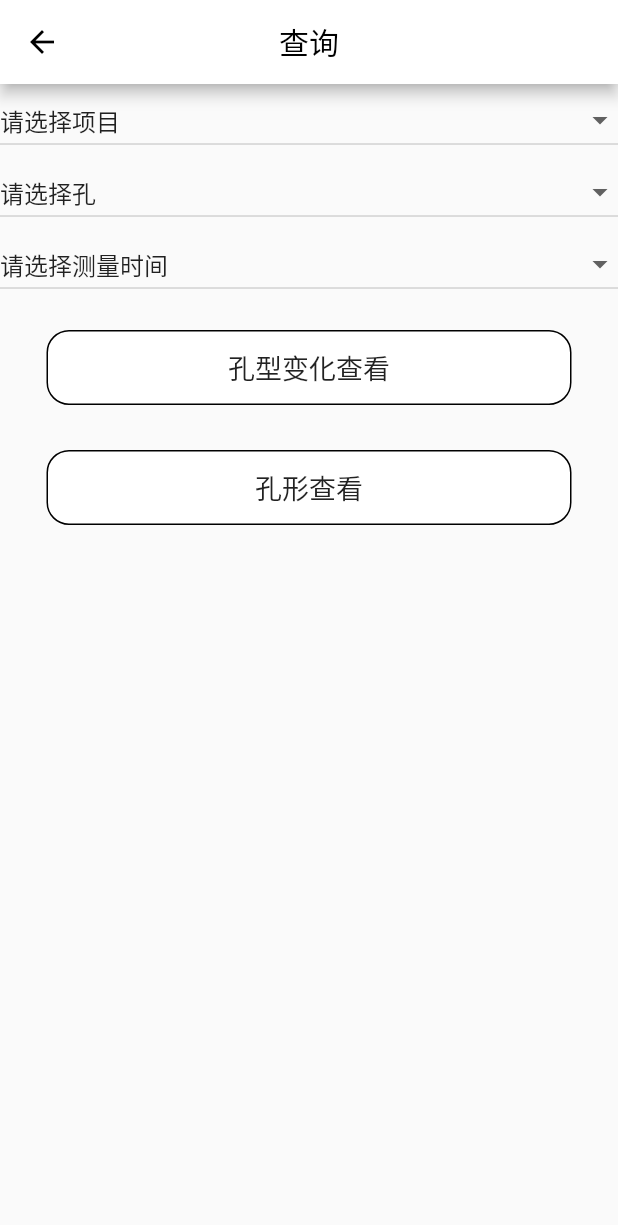
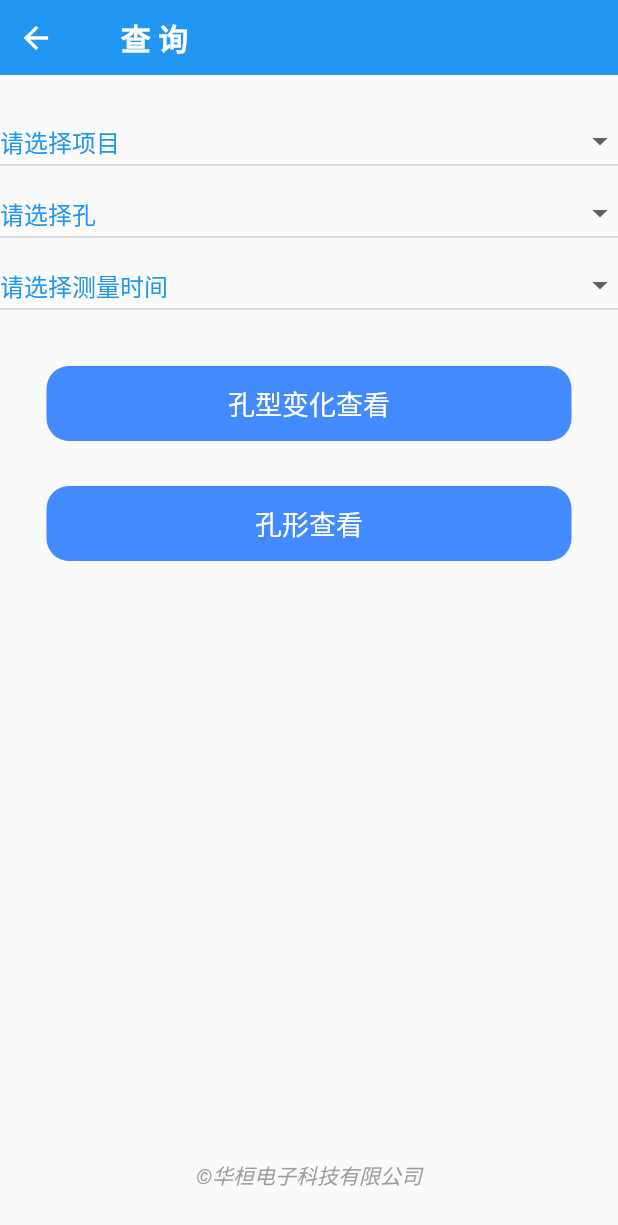
Before and after one commit to troubleskiller/oem_huahuan_1013, a Flutter app: the SearchMainScreen screen opened directly, on a phone screen of 412 x 824 dp. Shown: the top 1225 px of the screen. Run offline on Flutter 3.47's test engine with Material 2 defaults, Android fonts, the phone set to English and light mode, and no system bars; our stand-ins replace flutter_blue_plus, flutter_login, sqflite; missing offline and left inert: bruno; accounts and stored records are empty.

Commit message:
update ui style of search_screen

```diff
--- a/lib/screen/watch_man/watch_man_screen.dart
+++ b/lib/screen/watch_man/watch_man_screen.dart
@@ -6,7 +6,7 @@ import 'package:oem_huahuan_1013/database/project_database.dart';
 import 'package:oem_huahuan_1013/model/hole_model.dart';
 import 'package:oem_huahuan_1013/model/measure_detail_model.dart';
 import 'package:oem_huahuan_1013/model/peoject_model.dart';
-
+import 'package:oem_huahuan_1013/widget/common_widget/common_app_bar.dart';
 
 class SearchMainScreen extends StatefulWidget {
   const SearchMainScreen({Key? key}) : super(key: key);
@@ -28,23 +28,33 @@ class _SearchMainScreenState extends State<SearchMainScreen> {
   List<MeasureModel> measures = [];
   List<DropdownMenuItem<int>> eventItems = [
     const DropdownMenuItem<int>(
-      child: Text('请选择项目'),
+      child: Text(
+        '请选择项目',
+        style: TextStyle(color: Colors.blue),
+      ),
       value: 0,
     ),
   ];
   List<DropdownMenuItem<int>> holeItems = [
     const DropdownMenuItem<int>(
-      child: Text('请选择孔'),
+      child: Text(
+        '请选择孔',
+        style: TextStyle(color: Colors.blue),
+      ),
       value: 0,
     ),
   ];
   List<DropdownMenuItem<String>> measureItems = [
     const DropdownMenuItem<String>(
-      child: Text('请选择测量时间'),
+      child: Text(
+        '请选择测量时间',
+        style: TextStyle(color: Colors.blue),
+      ),
       value: '请选择测量时间',
     ),
   ];
-  final ProjectDatabaseService _projectDatabaseService = ProjectDatabaseService();
+  final ProjectDatabaseService _projectDatabaseService =
+  ProjectDatabaseService();
   final HoleDatabaseService _holeDatabaseService = HoleDatabaseService();
   final MeasureDatabaseService _measureDatabaseService =
   MeasureDatabaseService();
@@ -59,9 +69,7 @@ class _SearchMainScreenState extends State<SearchMainScreen> {
   }
 
   _queryEvents() async {
-    // await _ProjectDatabaseService.init();
     projects = await _projectDatabaseService.queryEvents();
-
     generateEventItemList();
     setState(() {});
   }
@@ -69,7 +77,10 @@ class _SearchMainScreenState extends State<SearchMainScreen> {
   List<DropdownMenuItem<int>> generateEventItemList() {
     for (ProjectModel project in projects) {
       eventItems.add(DropdownMenuItem<int>(
-        child: Text(project.name),
+        child: Text(
+          project.name,
+          style: TextStyle(color: Colors.blue),
+        ),
         value: project.id,
       ));
     }
@@ -80,13 +91,19 @@ class _SearchMainScreenState extends State<SearchMainScreen> {
     holes = await _holeDatabaseService.selectRow(selectEventItemValue);
     List<DropdownMenuItem<int>> curHoleItems = [
       const DropdownMenuItem<int>(
-        child: Text('请选择孔'),
+        child: Text(
+          '请选择孔',
+          style: TextStyle(color: Colors.blue),
+        ),
         value: 0,
       ),
     ];
     for (HoleModel hole in holes) {
       curHoleItems.add(DropdownMenuItem<int>(
-        child: Text(hole.name),
+        child: Text(
+          hole.name,
+          style: TextStyle(color: Colors.blue),
+        ),
         value: hole.id,
       ));
     }
@@ -101,7 +118,10 @@ class _SearchMainScreenState extends State<SearchMainScreen> {
     if (measures == []) {
       List<DropdownMenuItem<String>> curMeasureItems = [
         const DropdownMenuItem<String>(
-          child: Text('请选择测量时间'),
+          child: Text(
+            '请选择测量时间',
+            style: TextStyle(color: Colors.blue),
+          ),
           value: '请选择测量时间',
         ),
       ];
@@ -114,13 +134,19 @@ class _SearchMainScreenState extends State<SearchMainScreen> {
     }
     List<DropdownMenuItem<String>> curMeasureItems = [
       const DropdownMenuItem<String>(
-        child: Text('请选择测量时间'),
+        child: Text(
+          '请选择测量时间',
+          style: TextStyle(color: Colors.blue),
+        ),
         value: '请选择测量时间',
       ),
     ];
     for (String a in dateTime) {
       curMeasureItems.add(DropdownMenuItem<String>(
-        child: Text(a),
+        child: Text(
+          a,
+          style: TextStyle(color: Colors.blue),
+        ),
         value: a,
       ));
     }
@@ -131,26 +157,14 @@ class _SearchMainScreenState extends State<SearchMainScreen> {
   @override
   Widget build(BuildContext context) {
     return Scaffold(
-      appBar: AppBar(
-        backgroundColor: Colors.white,
-        title: const Text(
-          '查询',
-          style: TextStyle(color: Colors.black),
-        ),
-        leading: IconButton(
-          icon: const Icon(
-            Icons.arrow_back,
-            color: Colors.black,
-          ),
-          onPressed: () {
-            Navigator.pop(context);
-          },
-        ),
-        centerTitle: true,
+      appBar: CustomTopAppBar(
+        title: '查询',
       ),
       body: Column(
-        mainAxisSize: MainAxisSize.min,
+        mainAxisAlignment: MainAxisAlignment.spaceBetween,
         children: [
+          Column(children: [
+            SizedBox(height: 20,),
             DropdownButton(
               items: eventItems,
               onChanged: (value) {
@@ -221,22 +235,18 @@ class _SearchMainScreenState extends State<SearchMainScreen> {
               value: selectMeasureItemValue,
               isExpanded: true,
             ),
-          Container(
-            height: 20,
-          ),
+            SizedBox(height: 30,),
             GestureDetector(
               child: Container(
                 decoration: const BoxDecoration(
-                  color: Colors.white,
-                  border: Border.fromBorderSide(
-                      BorderSide(color: Colors.black, width: 1)),
+                    color: Colors.blueAccent,
                     borderRadius: BorderRadius.all(Radius.circular(15))),
                 height: 50,
                 width: 350,
                 child: const Center(
                   child: Text(
                     '孔型变化查看',
-                  style: TextStyle(fontSize: 18),
+                    style: TextStyle(fontSize: 18, color: Colors.white),
                   ),
                 ),
               ),
@@ -244,7 +254,8 @@ class _SearchMainScreenState extends State<SearchMainScreen> {
                 BrnDialogManager.showConfirmDialog(context,
                     title: "当前版本仅支持查看与第一次的孔型变化查看",
                     cancel: '取消',
-                  confirm: '确定', onConfirm: () async {
+                    confirm: '确定',
+                    onConfirm: () async {
                       BrnToast.show("确定", context);
                       Navigator.pop(context);
                       List<MeasureModel> curList = await _measureDatabaseService
@@ -277,29 +288,26 @@ class _SearchMainScreenState extends State<SearchMainScreen> {
                       //           curList: curList,
                       //           preList: preList,
                       //         )));
-                  }, onCancel: () {
+                    },
+                    onCancel: () {
                       BrnToast.show("取消", context);
                       Navigator.pop(context);
                     });
               },
             ),
             //work as margin
-          Container(
-            height: 30,
-          ),
+            SizedBox(height: 30,),
             GestureDetector(
               child: Container(
                 decoration: const BoxDecoration(
-                  color: Colors.white,
-                  border: Border.fromBorderSide(
-                      BorderSide(color: Colors.black, width: 1)),
+                    color: Colors.blueAccent,
                     borderRadius: BorderRadius.all(Radius.circular(15))),
                 height: 50,
                 width: 350,
                 child: const Center(
                   child: Text(
                     '孔形查看',
-                  style: TextStyle(fontSize: 18),
+                    style: TextStyle(fontSize: 18, color: Colors.white),
                   ),
                 ),
               ),
@@ -313,6 +321,16 @@ class _SearchMainScreenState extends State<SearchMainScreen> {
                 //             MeasureExcel(measureList: measureList)));
               },
             ),
+          ],),
+
+          Container(
+            margin: EdgeInsets.only(bottom: 30),
+            alignment: Alignment.center,
+            child: Text('©️华桓电子科技有限公司',
+              style: TextStyle(
+                  color: Colors.grey, fontStyle: FontStyle.italic),
+            ),
+          ),
         ],
       ),
     );
```
Lines whose indentation alone changed are shown as unchanged.
